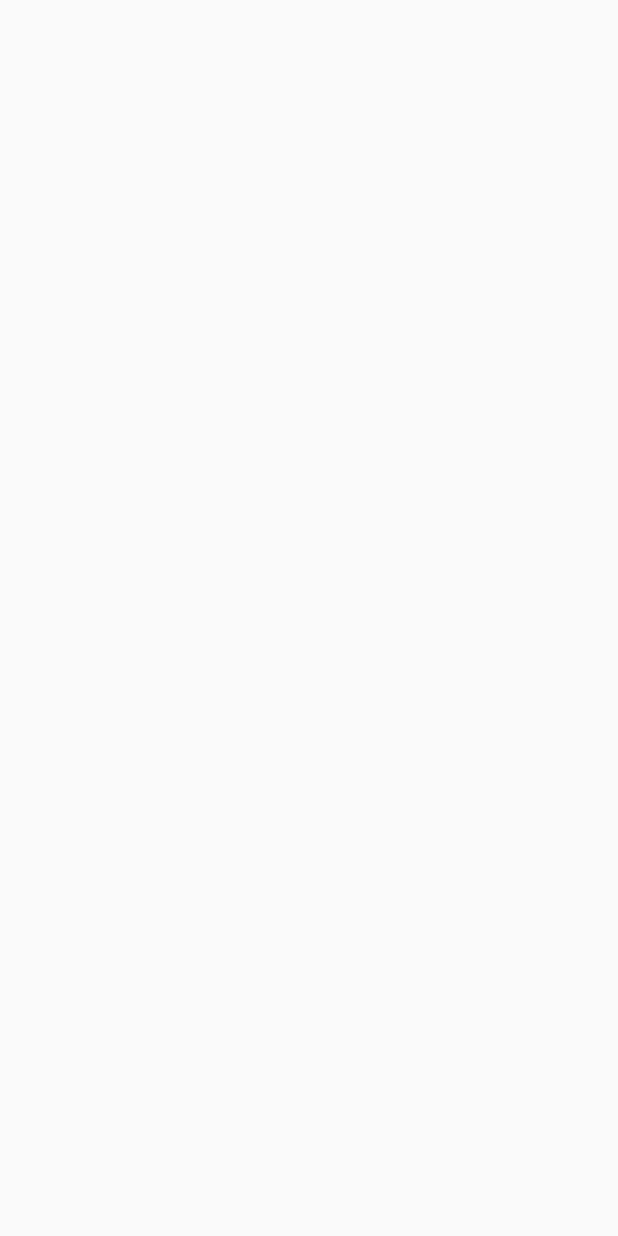
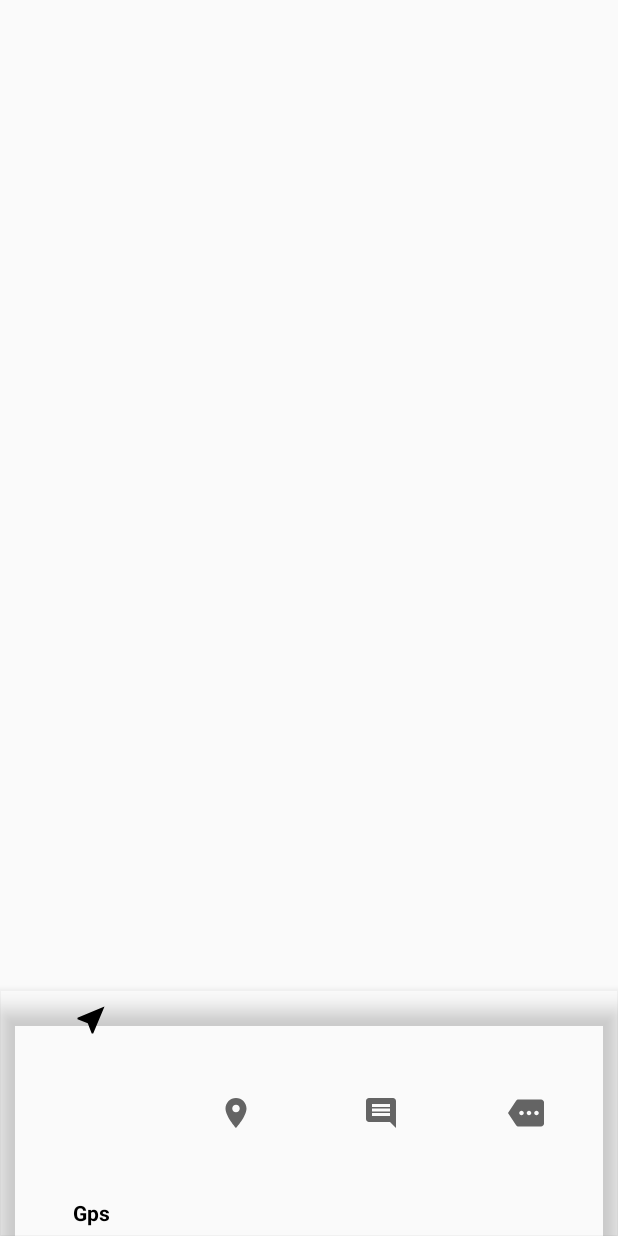
Before and after one commit to KyungAaaaaa/StampInSeoulRenewal, an Android app: the BottomMenuActivity screen opened directly, with no data from a screen before it, on a phone screen of 412 x 824 dp. Before the commit the screen is empty. Run offline under Robolectric (Android 15) with nearby library versions, the phone set to English and light mode, and no system bars.

Commit message:
바텀메뉴 클래스및레이아웃생성

```diff
--- a/StampInSeoul2/app/src/main/java/com/example/stampinseoul2/AlbumActivity.java
+++ b/StampInSeoul2/app/src/main/java/com/example/stampinseoul2/AlbumActivity.java
@@ -1,4 +1,6 @@
 package com.example.stampinseoul2;
 
-public class AlbumActivity {
+import androidx.fragment.app.Fragment;
+
+public class AlbumActivity extends Fragment {
 }
--- a/StampInSeoul2/app/src/main/java/com/example/stampinseoul2/BottomMenuActivity.java
+++ b/StampInSeoul2/app/src/main/java/com/example/stampinseoul2/BottomMenuActivity.java
@@ -1,13 +1,90 @@
 package com.example.stampinseoul2;
 
 import android.os.Bundle;
+import android.view.MenuItem;
+import android.widget.FrameLayout;
+
+import androidx.annotation.NonNull;
 import androidx.appcompat.app.AppCompatActivity;
+import androidx.fragment.app.FragmentManager;
+import androidx.fragment.app.FragmentTransaction;
+
+import com.google.android.material.bottomnavigation.BottomNavigationMenuView;
+import com.google.android.material.bottomnavigation.BottomNavigationView;
 
 public class BottomMenuActivity extends AppCompatActivity {
+    private BottomNavigationMenuView bottomNavigationMenuView;
+    private FrameLayout frameLayout;
+
+    private FragmentManager fragmentManager;
+    private FragmentTransaction fragmentTransaction;
+
+    private MapLocateActivity mapLocateActivity;
+    private GpsActivity gpsActivity;
+    private AlbumActivity albumActivity;
+    private MoreActivity moreActivity;
 
     @Override
     protected void onCreate(Bundle savedInstanceState) {
         super.onCreate(savedInstanceState);
         setContentView(R.layout.activity_bottom);
+
+        BottomNavigationView bottomNavigationMenuView = findViewById(R.id.bottomNavigationMenuView);
+        frameLayout = findViewById(R.id.framelayout);
+
+        mapLocateActivity = new MapLocateActivity();
+        moreActivity = new MoreActivity();
+        gpsActivity = new GpsActivity();
+        albumActivity = new AlbumActivity();
+
+        setChangeFragment(0);
+
+        bottomNavigationMenuView.setOnNavigationItemSelectedListener(new BottomNavigationView.OnNavigationItemSelectedListener() {
+            @Override
+            public boolean onNavigationItemSelected(@NonNull MenuItem item) {
+                switch (item.getItemId()) {
+                    case R.id.action_gps:
+                        setChangeFragment(0);
+                        break;
+                    case R.id.action_map:
+                        setChangeFragment(1);
+                        break;
+                    case R.id.action_review:
+                        setChangeFragment(2);
+                        break;
+                    case R.id.action_more:
+                        setChangeFragment(3);
+                        break;
+                }
+                return true;
+            }
+        });
+
+    }
+
+    private void setChangeFragment(int position) {
+        fragmentManager = getSupportFragmentManager();
+
+        fragmentTransaction = fragmentManager.beginTransaction();
+
+        switch (position) {
+
+            case 0:
+                fragmentTransaction.replace(R.id.framelayout, gpsActivity);
+                break;
+            case 1:
+                MapLocateActivity mainFragment = new MapLocateActivity();
+                getSupportFragmentManager().beginTransaction().replace(R.id.framelayout, mainFragment, "main").commit();
+                break;
+            case 2:
+                fragmentTransaction.replace(R.id.framelayout, albumActivity);
+                break;
+            case 3:
+                fragmentTransaction.replace(R.id.framelayout, moreActivity);
+                break;
+        }//switch
+        fragmentTransaction.commit();
+        return;
+
     }
 }
--- a/StampInSeoul2/app/src/main/java/com/example/stampinseoul2/GpsActivity.java
+++ b/StampInSeoul2/app/src/main/java/com/example/stampinseoul2/GpsActivity.java
@@ -1,4 +1,6 @@
 package com.example.stampinseoul2;
 
-public class GpsActivity{
+import androidx.fragment.app.Fragment;
+
+public class GpsActivity extends Fragment {
 }
--- a/StampInSeoul2/app/src/main/java/com/example/stampinseoul2/MapLocateActivity.java
+++ b/StampInSeoul2/app/src/main/java/com/example/stampinseoul2/MapLocateActivity.java
@@ -1,4 +1,7 @@
 package com.example.stampinseoul2;
 
-public class MapLocateActivity{
+import androidx.fragment.app.Fragment;
+
+public class MapLocateActivity extends Fragment {
+
 }
--- a/StampInSeoul2/app/src/main/java/com/example/stampinseoul2/MoreActivity.java
+++ b/StampInSeoul2/app/src/main/java/com/example/stampinseoul2/MoreActivity.java
@@ -1,4 +1,6 @@
 package com.example.stampinseoul2;
 
-public class MoreActivity {
+import androidx.fragment.app.Fragment;
+
+public class MoreActivity extends Fragment {
 }
--- a/StampInSeoul2/app/src/main/res/layout/activity_bottom.xml
+++ b/StampInSeoul2/app/src/main/res/layout/activity_bottom.xml
@@ -1,6 +1,20 @@
 <?xml version="1.0" encoding="utf-8"?>
 <LinearLayout xmlns:android="http://schemas.android.com/apk/res/android"
+    xmlns:app="http://schemas.android.com/apk/res-auto"
     android:orientation="vertical" android:layout_width="match_parent"
     android:layout_height="match_parent">
 
+    <FrameLayout
+        android:id="@+id/framelayout"
+        android:layout_width="match_parent"
+        android:layout_height="660dp">
+
+    </FrameLayout>
+
+    <com.google.android.material.bottomnavigation.BottomNavigationView
+        android:id="@+id/bottomNavigationMenuView"
+        android:layout_width="match_parent"
+        android:layout_height="match_parent"
+        android:background="#00F8F5F5"
+        app:menu="@menu/bottom_menu" />
 </LinearLayout>
--- /dev/null
+++ b/StampInSeoul2/app/src/main/res/menu/bottom_menu.xml
@@ -0,0 +1,30 @@
+<?xml version="1.0" encoding="utf-8"?>
+<menu xmlns:app="http://schemas.android.com/apk/res-auto"
+    xmlns:android="http://schemas.android.com/apk/res/android">
+
+    <item
+        android:id="@+id/action_gps"
+        android:enabled="true"
+        android:icon="@drawable/gps"
+        android:title="Gps"
+        app:showAsAction="ifRoom"/>
+
+    <item android:id="@+id/action_map"
+        android:enabled="true"
+        android:icon="@drawable/map"
+        android:title="Map"
+        app:showAsAction="ifRoom"/>
+
+    <item android:id="@+id/action_review"
+        android:enabled="true"
+        android:icon="@drawable/review"
+        android:title="Album"
+        app:showAsAction="ifRoom"/>
+
+    <item android:id="@+id/action_more"
+        android:enabled="true"
+        android:icon="@drawable/more"
+        android:title="More"
+        app:showAsAction="ifRoom"/>
+
+</menu>
```
